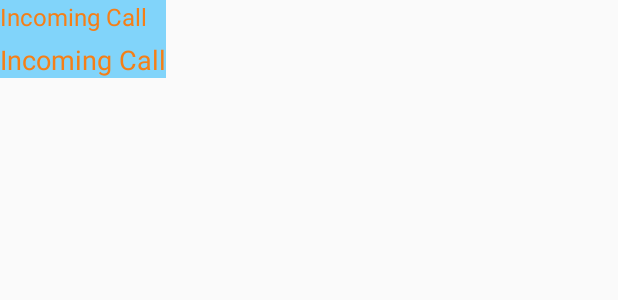
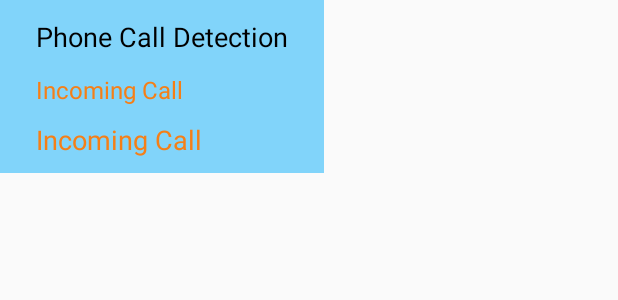
Before and after one commit to m-Bilal/PhoneCallDetection, an Android app: the layout serivce_call_start_popup.xml on its own in the app's theme, with its tools: preview values and no code run, on a phone screen of 412 x 824 dp. Shown: the top 300 px of the screen. Run offline under Robolectric (Android 15) with nearby library versions, the phone set to English and light mode, and no system bars.

```diff
--- a/app/src/main/res/layout/serivce_call_start_popup.xml
+++ b/app/src/main/res/layout/serivce_call_start_popup.xml
@@ -1,13 +1,27 @@
 <?xml version="1.0" encoding="utf-8"?>
 <LinearLayout xmlns:android="http://schemas.android.com/apk/res/android"
+    android:id="@+id/linear_layout_CallStartInfoService"
     android:orientation="vertical"
     android:background="#81D4FA"
     android:layout_width="wrap_content"
-    android:layout_height="wrap_content">
+    android:layout_height="wrap_content" >
 
     <TextView
         android:layout_width="match_parent"
         android:layout_height="wrap_content"
+        android:layout_marginTop="12dp"
+        android:layout_marginBottom="12dp"
+        android:layout_marginStart="24dp"
+        android:layout_marginEnd="24dp"
+        android:textSize="18sp"
+        android:text="Phone Call Detection"
+        android:textAlignment="center"
+        android:textColor="#000"/>
+
+    <TextView
+        android:layout_width="match_parent"
+        android:layout_height="wrap_content"
+        android:layout_marginLeft="24dp"
         android:text="Incoming Call"
         android:textColor="#F57F17"
         android:textSize="16sp"/>
@@ -16,7 +30,9 @@
         android:id="@+id/textview_incoming_call_number_CallStartIntentService"
         android:layout_width="match_parent"
         android:layout_height="wrap_content"
-        android:layout_marginTop="5dp"
+        android:layout_marginTop="10dp"
+        android:layout_marginBottom="10dp"
+        android:layout_marginLeft="24dp"
         android:textColor="#F57F17"
         android:text="Incoming Call"
         android:textSize="18sp"/>
```
Also changed, not shown: app/src/main/java/com/bilal/phonecalldetection/service/CallStartInfoService.java (+57 -0 lines).
